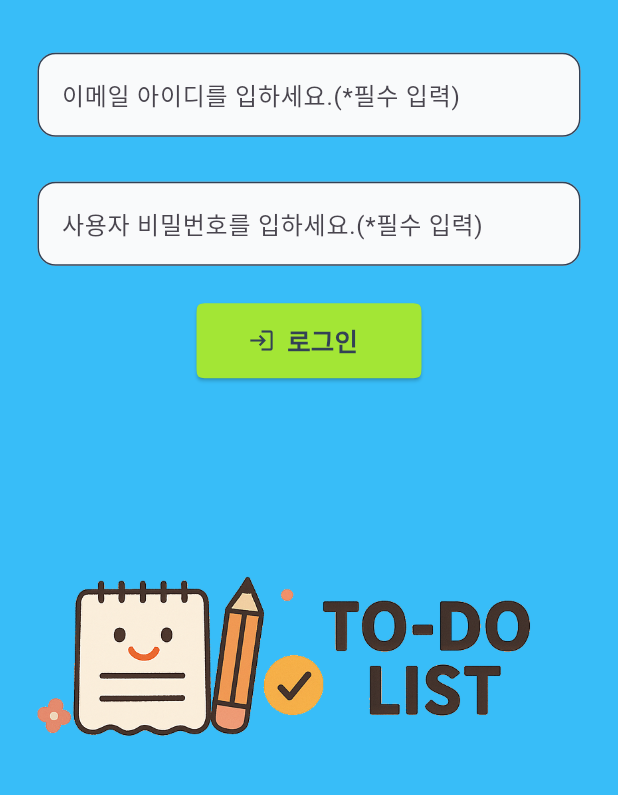
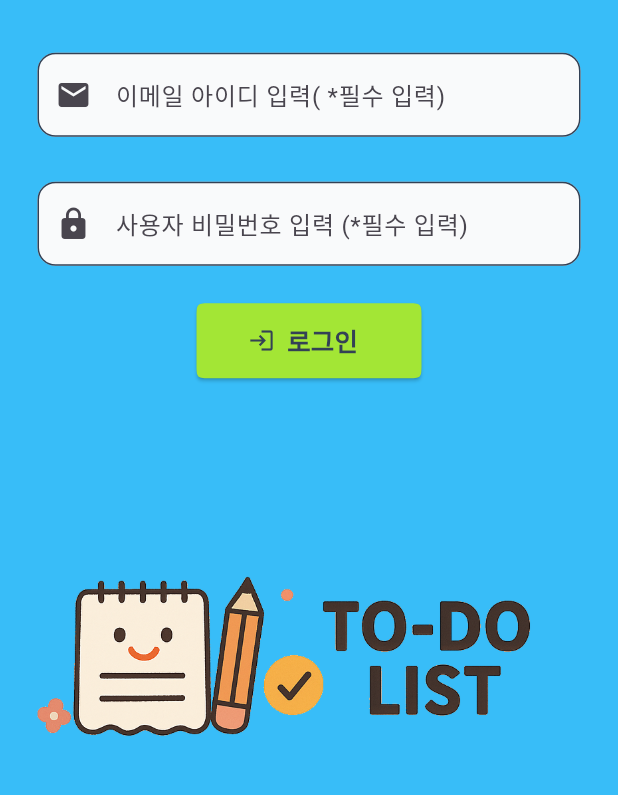
Before and after one commit to economistblack/todo_watchdog, a Flutter app: the screen it shows after launch, on a phone screen of 412 x 824 dp, the part 277-1072 px from its top. Run offline on Flutter 3.47's test engine with Material 3 defaults, Android fonts, the phone set to English and light mode, and no system bars; our stand-ins replace get.

Commit message:
update TextField 아이콘 추가 및 문구 변경

```diff
--- a/todo_list_watchdog_app/lib/view/login.dart
+++ b/todo_list_watchdog_app/lib/view/login.dart
@@ -106,7 +106,8 @@ class _LoginState extends State<Login> {
                     child: TextField(
                       controller: emailTypeIdController,
                       decoration: InputDecoration(
-                        labelText: '이메일 아이디를 입하세요.(*필수 입력)',
+                        prefixIcon: Icon(Icons.email),
+                        labelText: '이메일 아이디 입력( *필수 입력)',
                         border: OutlineInputBorder(
                           borderRadius: BorderRadius.circular(12),
                         ),
@@ -125,7 +126,8 @@ class _LoginState extends State<Login> {
                     child: TextField(
                       controller: passKeyController,
                       decoration: InputDecoration(
-                        labelText: '사용자 비밀번호를 입하세요.(*필수 입력)',
+                        prefixIcon: Icon(Icons.lock),
+                        labelText: '사용자 비밀번호 입력 (*필수 입력)',
                         border: OutlineInputBorder(
                           borderRadius: BorderRadius.circular(12),
                         ),
```
